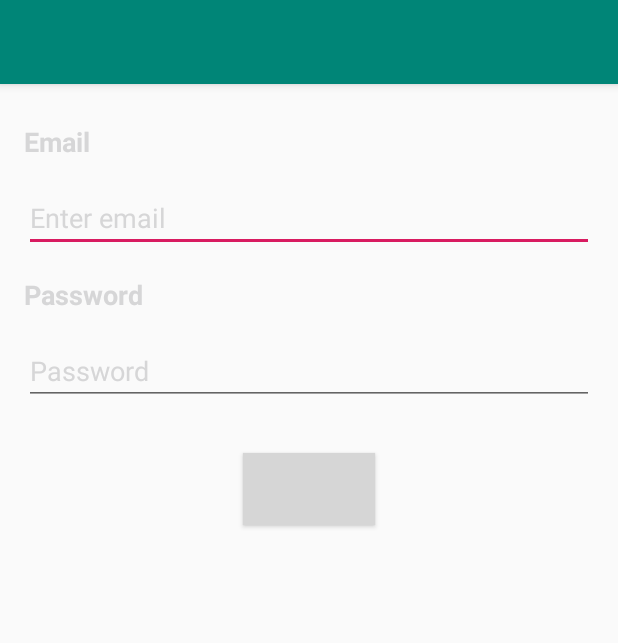
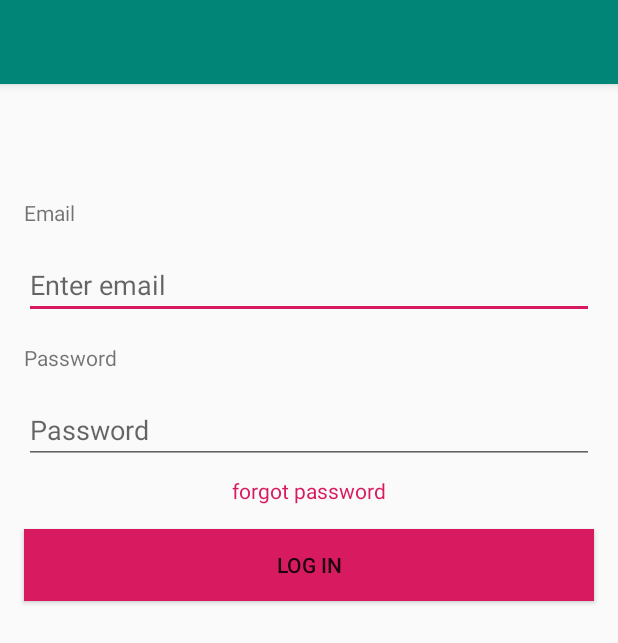
Before and after one commit to shrayash12/ShoeStoreInventoryApp, an Android app: the screen it shows after launch (MainActivity), on a phone screen of 412 x 824 dp. Shown: the top 643 px of the screen. Run offline under Robolectric (Android 15) with nearby library versions, the light colour scheme and no system bars; our stand-ins replace Timber; grey boxes are pictures that could not be loaded.

Commit message:
loginfragment.xml ui changes and made it hardcoded

```diff
--- a/app/src/main/res/layout/loginfragment.xml
+++ b/app/src/main/res/layout/loginfragment.xml
@@ -4,7 +4,7 @@
     android:layout_width="match_parent"
     android:layout_height="match_parent"
     android:layout_centerHorizontal="true"
-    android:paddingTop="50dp">
+    android:paddingTop="100dp">
 
 
     <TextView
@@ -15,9 +15,7 @@
         android:layout_marginTop="32dp"
         android:gravity="start|center_horizontal|left"
         android:text="Email"
-        android:textColor="@color/colorBlue"
-        android:textSize="18sp"
-        android:textStyle="bold"
+        style="@style/TextStyle"
         app:layout_constraintStart_toStartOf="parent"
         app:layout_constraintTop_toTopOf="parent" />
 
@@ -32,8 +30,7 @@
         android:ems="10"
         android:hint="Enter email"
         android:inputType="textEmailAddress"
-        android:textColorHighlight="@color/colorBlue"
-        android:textColorHint="@color/colorLightBlue"
+
         app:layout_constraintBottom_toTopOf="@+id/titlePassword"
         app:layout_constraintEnd_toEndOf="parent"
         app:layout_constraintHorizontal_bias="0.502"
@@ -48,14 +45,12 @@
         android:layout_marginTop="16dp"
         android:gravity="left"
         android:text="Password"
-        android:textColor="@color/colorBlue"
-        android:textSize="18sp"
-        android:textStyle="bold"
+        style="@style/TextStyle"
         app:layout_constraintStart_toStartOf="parent"
         app:layout_constraintTop_toBottomOf="@+id/etEmailid" />
 
     <EditText
-        android:id="@+id/editTextTextPassword"
+        android:id="@+id/editTextPassword"
         android:layout_width="0dp"
         android:layout_height="wrap_content"
         android:layout_marginStart="16dp"
@@ -64,25 +59,37 @@
         android:ems="10"
         android:hint="Password"
         android:inputType="textPassword"
-        android:textColorHighlight="@color/colorBlue"
-        android:textColorHint="@color/colorLightBlue"
+
         app:layout_constraintEnd_toEndOf="parent"
         app:layout_constraintStart_toStartOf="parent"
         app:layout_constraintTop_toBottomOf="@+id/titlePassword" />
 
+    <TextView
+        android:id="@+id/tvForgotPassword"
+        android:layout_width="wrap_content"
+        android:layout_height="wrap_content"
+        android:layout_marginTop="8dp"
+        android:text="forgot password"
+        android:textColor="@color/colorAccent"
+        android:textStyle="normal"
+        app:layout_constraintEnd_toEndOf="parent"
+        app:layout_constraintStart_toStartOf="parent"
+        app:layout_constraintTop_toBottomOf="@+id/editTextPassword" />
+
     <Button
         android:id="@+id/buttonLogIn"
-        android:layout_width="wrap_content"
+        android:layout_width="0dp"
         android:layout_height="wrap_content"
-        android:layout_marginTop="32dp"
-        android:background="@color/colorBlue"
+        android:layout_marginLeft="16dp"
+        android:layout_marginTop="16dp"
+        android:layout_marginRight="16dp"
+        android:background="@color/colorAccent"
         android:gravity="center_horizontal"
-        android:paddingTop="10dp"
+        android:paddingTop="14dp"
         android:text="Log In"
-        android:textColor="@color/colorWhite"
-        android:textSize="14sp"
+        style="@style/ButtonStyle"
         app:layout_constraintEnd_toEndOf="parent"
         app:layout_constraintStart_toStartOf="parent"
-        app:layout_constraintTop_toBottomOf="@+id/editTextTextPassword" />
+        app:layout_constraintTop_toBottomOf="@+id/tvForgotPassword" />
 
 </androidx.constraintlayout.widget.ConstraintLayout>
```
